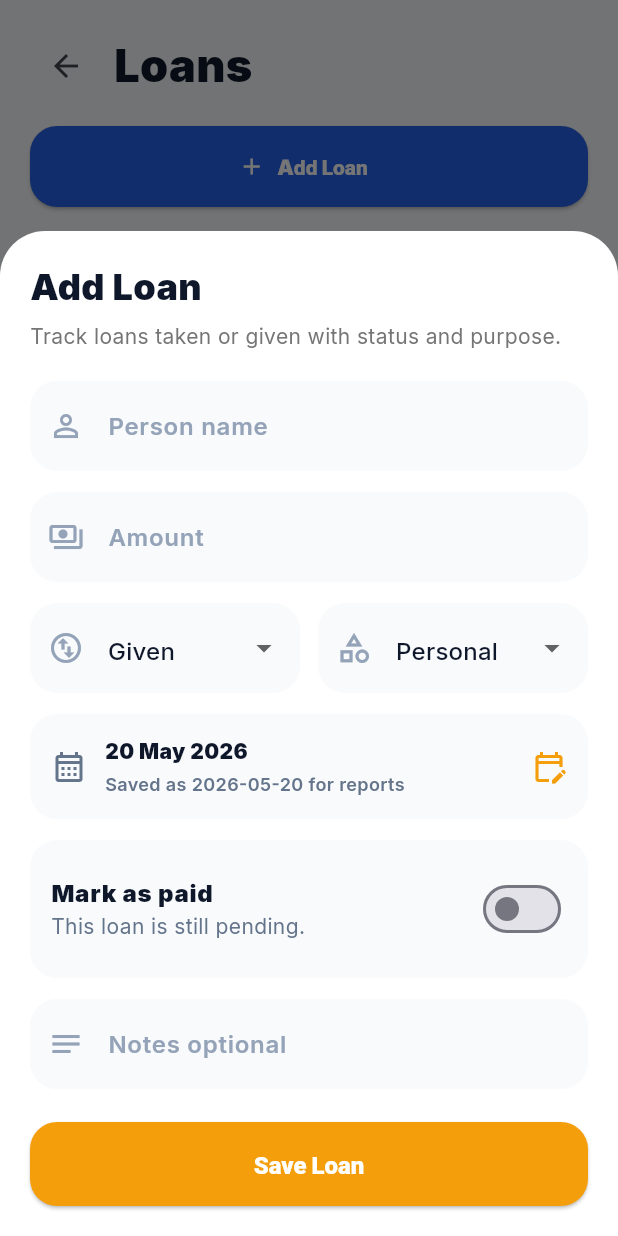
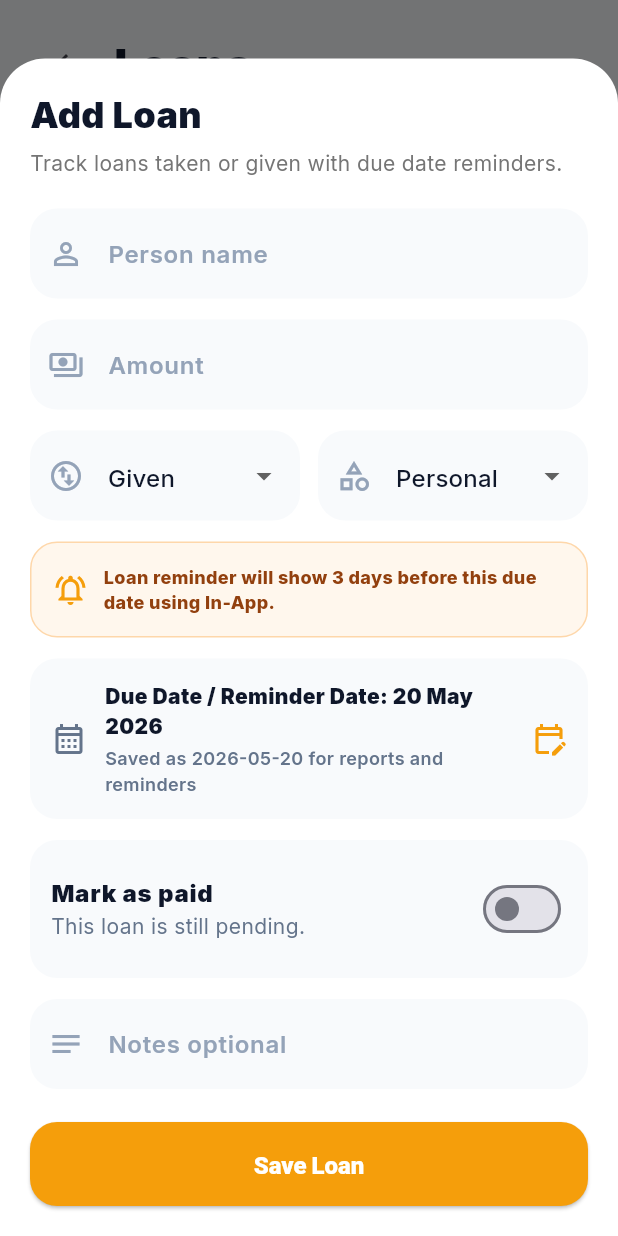
Before and after one commit to MSohail955/budget_home_portal, a Flutter app: the LoansScreen screen opened directly, after a tap on "Add Loan", on a phone screen of 412 x 824 dp. Run offline on Flutter 3.47's test engine with Material 3 defaults, Android fonts, the phone set to English and light mode, and no system bars; our stand-ins replace fl_chart, flutter_secure_storage, go_router, google_fonts; missing offline and left inert: dart:html; accounts and stored records are empty.

Commit message:
feat(loans): add due date reminder support

```diff
--- a/lib/features/loans/presentation/loans_screen.dart
+++ b/lib/features/loans/presentation/loans_screen.dart
@@ -3,6 +3,7 @@ import 'package:provider/provider.dart';
 
 import '../../../core/providers/currency_provider.dart';
 import '../../../core/providers/finance_provider.dart';
+import '../../../core/providers/reminder_provider.dart';
 
 class LoansScreen extends StatefulWidget {
   const LoansScreen({super.key});
@@ -75,6 +76,14 @@ class _LoansScreenState extends State<LoansScreen> {
     return '${date.day.toString().padLeft(2, '0')} ${months[date.month - 1]} ${date.year}';
   }
 
+  String loanReminderText(ReminderProvider reminder) {
+    if (!reminder.loanRemindersEnabled) {
+      return 'Loan reminders are currently disabled in Reminder Settings.';
+    }
+
+    return 'Loan reminder will show ${reminder.remindBeforeDays} days before this due date using ${reminder.reminderChannel}.';
+  }
+
   Future<void> pickLoanDate({
     required DateTime selectedDate,
     required ValueChanged<DateTime> onPicked,
@@ -84,7 +93,7 @@ class _LoansScreenState extends State<LoansScreen> {
       initialDate: selectedDate,
       firstDate: DateTime(DateTime.now().year - 10),
       lastDate: DateTime(DateTime.now().year + 10),
-      helpText: 'Select loan date',
+      helpText: 'Select loan due date',
     );
 
     if (pickedDate == null) return;
@@ -142,6 +151,8 @@ class _LoansScreenState extends State<LoansScreen> {
       builder: (_) {
         return StatefulBuilder(
           builder: (context, setSheetState) {
+            final reminder = context.watch<ReminderProvider>();
+
             return Container(
               padding: EdgeInsets.only(
                 left: 20,
@@ -174,8 +185,8 @@ class _LoansScreenState extends State<LoansScreen> {
                         const SizedBox(height: 6),
                         Text(
                           isEdit
-                              ? 'Update loan details and payment status.'
-                              : 'Track loans taken or given with status and purpose.',
+                              ? 'Update loan details, due date, and payment status.'
+                              : 'Track loans taken or given with due date reminders.',
                           style: TextStyle(color: Colors.grey.shade600),
                         ),
                         const SizedBox(height: 20),
@@ -238,7 +249,12 @@ class _LoansScreenState extends State<LoansScreen> {
                           ],
                         ),
                         const SizedBox(height: 14),
+                        _ReminderHintCard(
+                          text: loanReminderText(reminder),
+                        ),
+                        const SizedBox(height: 14),
                         _DatePickerField(
+                          title: 'Due Date / Reminder Date',
                           readableDate: readableDate(selectedDate),
                           savedDate: formatDate(selectedDate),
                           onTap: () {
@@ -836,7 +852,7 @@ class _LoanTextInfo extends StatelessWidget {
         ),
         const SizedBox(height: 4),
         Text(
-          '${item.loanType} • ${item.loanPurpose} • $readableDate',
+          '${item.loanType} • ${item.loanPurpose} • Due: $readableDate',
           maxLines: 1,
           overflow: TextOverflow.ellipsis,
           style: TextStyle(
@@ -849,13 +865,56 @@ class _LoanTextInfo extends StatelessWidget {
   }
 }
 
+class _ReminderHintCard extends StatelessWidget {
+  const _ReminderHintCard({
+    required this.text,
+  });
+
+  final String text;
+
+  @override
+  Widget build(BuildContext context) {
+    return Container(
+      width: double.infinity,
+      padding: const EdgeInsets.all(14),
+      decoration: BoxDecoration(
+        color: const Color(0xFFFFF7ED),
+        borderRadius: BorderRadius.circular(18),
+        border: Border.all(color: const Color(0xFFFED7AA)),
+      ),
+      child: Row(
+        children: [
+          const Icon(
+            Icons.notifications_active_outlined,
+            color: Color(0xFFF59E0B),
+          ),
+          const SizedBox(width: 10),
+          Expanded(
+            child: Text(
+              text,
+              style: const TextStyle(
+                color: Color(0xFF92400E),
+                fontSize: 12,
+                fontWeight: FontWeight.w800,
+                height: 1.4,
+              ),
+            ),
+          ),
+        ],
+      ),
+    );
+  }
+}
+
 class _DatePickerField extends StatelessWidget {
   const _DatePickerField({
+    required this.title,
     required this.readableDate,
     required this.savedDate,
     required this.onTap,
   });
 
+  final String title;
   final String readableDate;
   final String savedDate;
   final VoidCallback onTap;
@@ -883,7 +942,7 @@ class _DatePickerField extends StatelessWidget {
                   crossAxisAlignment: CrossAxisAlignment.start,
                   children: [
                     Text(
-                      readableDate,
+                      '$title: $readableDate',
                       style: const TextStyle(
                         color: Color(0xFF0F172A),
                         fontWeight: FontWeight.w900,
@@ -891,7 +950,7 @@ class _DatePickerField extends StatelessWidget {
                     ),
                     const SizedBox(height: 3),
                     Text(
-                      'Saved as $savedDate for reports',
+                      'Saved as $savedDate for reports and reminders',
                       style: const TextStyle(
                         color: Color(0xFF64748B),
                         fontSize: 12,
```
